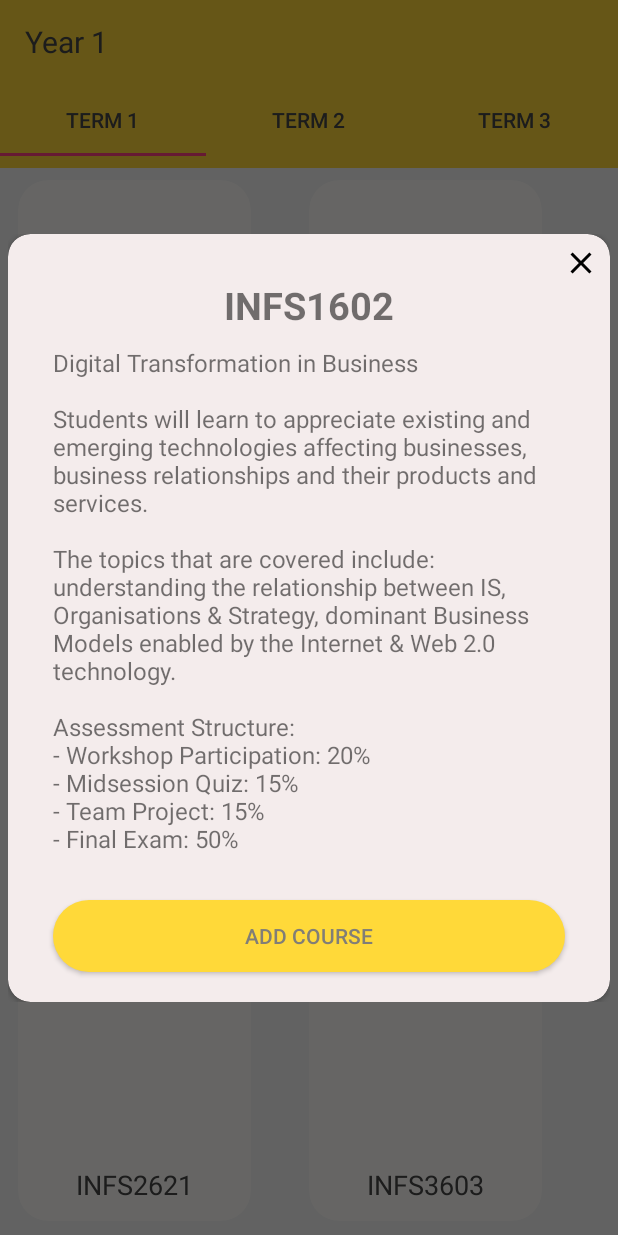
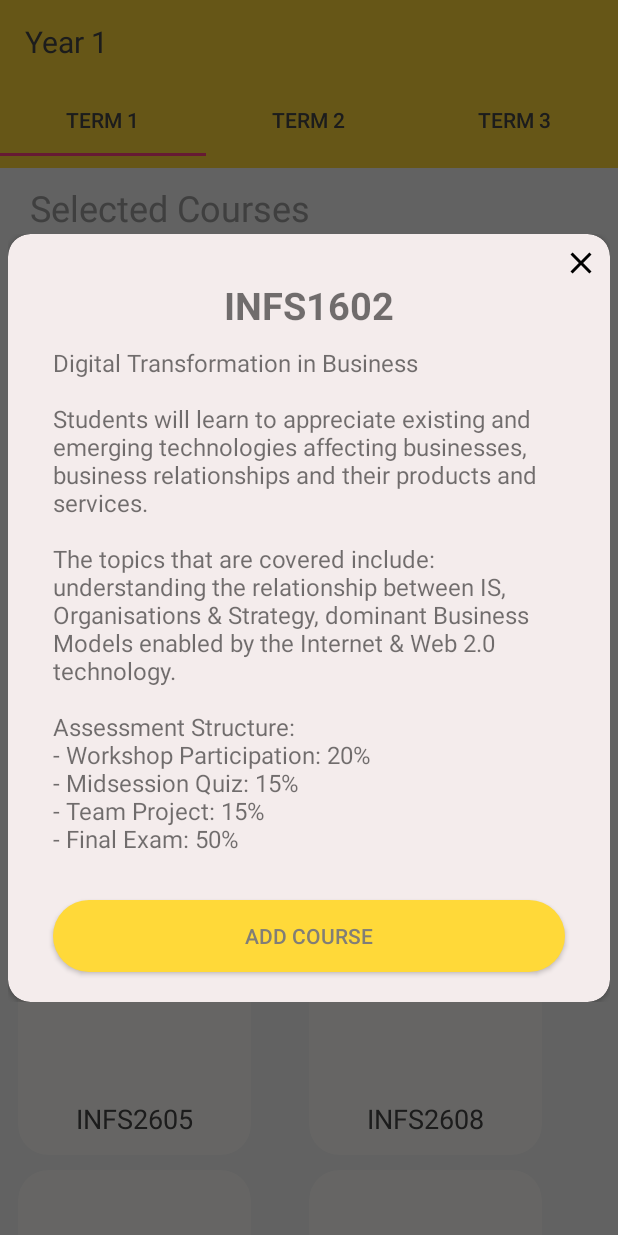
Before and after one commit to j-wsy/MyGamifiedDegree, an Android app: the CourseOverview screen opened directly, with no data from a screen before it, after a tap on "INFS1602", on a phone screen of 412 x 824 dp. Run offline under Robolectric (Android 15) with nearby library versions, the phone set to English and light mode, and no system bars.

Commit message:
including selected courses, capability to update database to reflect courses that have been selected in prior terms -Jade

```diff
--- a/app/src/main/java/com/example/juzza/mygamifieddegree/DbHelper.java
+++ b/app/src/main/java/com/example/juzza/mygamifieddegree/DbHelper.java
@@ -18,7 +18,7 @@ public class DbHelper extends SQLiteOpenHelper {
     private Context mContext;
 
     //DB version, table and database name
-    private static final int DB_VERSION = 7;
+    private static final int DB_VERSION = 3;
     private static final String DB_NAME = "CoursesDb";
     private static final String DB_TABLE = "Courses";
 
@@ -133,7 +133,7 @@ public class DbHelper extends SQLiteOpenHelper {
         List <Course> courseList = new ArrayList<Course>();
 
         dbase = this.getReadableDatabase();
-        String selectQuery = "SELECT * FROM "+DB_TABLE+" WHERE type = 'Core'";
+        String selectQuery = "SELECT * FROM "+DB_TABLE+" WHERE type = 'Core' AND completed = 0";
         Cursor cursor = dbase.rawQuery(selectQuery,null);
         rowCount = cursor.getCount();
 
@@ -160,7 +160,7 @@ public class DbHelper extends SQLiteOpenHelper {
         List <Course> courseList = new ArrayList<Course>();
 
         dbase = this.getReadableDatabase();
-        String selectQuery = "SELECT * FROM "+DB_TABLE+" WHERE faculty = 'Arts' AND type ='General Education'";
+        String selectQuery = "SELECT * FROM "+DB_TABLE+" WHERE faculty = 'Arts' AND type ='General Education' AND completed = 0";
         Cursor cursor = dbase.rawQuery(selectQuery,null);
         rowCount = cursor.getCount();
 
@@ -188,7 +188,7 @@ public class DbHelper extends SQLiteOpenHelper {
         List <Course> courseList = new ArrayList<Course>();
 
         dbase = this.getReadableDatabase();
-        String selectQuery = "SELECT * FROM "+DB_TABLE+" WHERE faculty = 'Science' AND type ='General Education'";
+        String selectQuery = "SELECT * FROM "+DB_TABLE+" WHERE faculty = 'Science' AND type ='General Education' AND completed =0";
         Cursor cursor = dbase.rawQuery(selectQuery,null);
         rowCount = cursor.getCount();
 
@@ -216,7 +216,7 @@ public class DbHelper extends SQLiteOpenHelper {
         List <Course> courseList = new ArrayList<Course>();
 
         dbase = this.getReadableDatabase();
-        String selectQuery = "SELECT * FROM "+DB_TABLE+" WHERE type = 'Elective'";
+        String selectQuery = "SELECT * FROM "+DB_TABLE+" WHERE type = 'Elective' AND completed = 0";
         Cursor cursor = dbase.rawQuery(selectQuery,null);
         rowCount = cursor.getCount();
 
@@ -240,6 +240,49 @@ public class DbHelper extends SQLiteOpenHelper {
         return courseList;
     }
 
+    public void updateIsCompleted(String course){
+        SQLiteDatabase db = this.getWritableDatabase();
+        String query = "UPDATE " + DB_TABLE + " SET " + IsCompleted +
+                " = '" + 1 + "' WHERE " + CourseTitle + " = '" + course + "'";
+        db.execSQL(query);
+    }
+
+    public void updateTerm(String course, String termSelected){
+        SQLiteDatabase db = this.getWritableDatabase();
+        String query = "UPDATE " + DB_TABLE + " SET " + term +
+                " = '" + termSelected + "' WHERE " + CourseTitle + " = '" + course + "'";
+        db.execSQL(query);
+    }
+
+    public List <Course> getAllT1Courses(){
+        List <Course> courseList = new ArrayList<Course>();
+
+        dbase = this.getReadableDatabase();
+        String selectQuery = "SELECT * FROM "+DB_TABLE+" WHERE term = 'T1' AND completed = 1";
+        Cursor cursor = dbase.rawQuery(selectQuery,null);
+        rowCount = cursor.getCount();
+
+        if(cursor.moveToFirst()){
+            do{
+                Course c = new Course();
+                c.setCourseTitle(cursor.getString(0));
+                c.setCourseFaculty(cursor.getString(1));
+                c.setCourseDescription(cursor.getString(2));
+                c.setAssessmentStructure(cursor.getString(3));
+                c.setCourseType(cursor.getString(4));
+                c.setIsEnabled(cursor.getInt(5));
+                c.setIsCompleted(cursor.getInt(6));
+                c.setCourseError(cursor.getString(7));
+                c.setTerm(cursor.getString(8));
+                courseList.add(c);
+
+
+            }while (cursor.moveToNext());
+        }
+        return courseList;
+    }
+
+
     @Override
     public void onUpgrade(SQLiteDatabase db, int oldVersion, int newVersion) {
         db.execSQL("DROP TABLE IF EXISTS "+DB_TABLE);
--- a/app/src/main/java/com/example/juzza/mygamifieddegree/RecyclerViewAdapter.java
+++ b/app/src/main/java/com/example/juzza/mygamifieddegree/RecyclerViewAdapter.java
@@ -26,6 +26,7 @@ public class RecyclerViewAdapter extends RecyclerView.Adapter<RecyclerViewAdapte
     private List<Course> courseList;
     Dialog dialog;
     Toast toast;
+    DbHelper dbHelper;
 
     public RecyclerViewAdapter(Context mContext, List<Course> mData) {
         this.mContext = mContext;
@@ -44,8 +45,7 @@ public class RecyclerViewAdapter extends RecyclerView.Adapter<RecyclerViewAdapte
 
     @Override
     public void onBindViewHolder(@NonNull MyViewHolder holder, final int position) {
-        //Intent intent = ((CourseOverview) mContext).getIntent();
-        //final String tabNumber = intent.getStringExtra("Tab Number");
+        dbHelper = new DbHelper(mContext);
         Course course = courseList.get(position);
         holder.courseTitle.setText(course.getCourseTitle());
         holder.cardview.setOnClickListener(new View.OnClickListener() {
@@ -56,25 +56,34 @@ public class RecyclerViewAdapter extends RecyclerView.Adapter<RecyclerViewAdapte
                     dialog = new Dialog(mContext);
                     dialog.setContentView(R.layout.activity_course_information);
                     ImageView closeButton = (ImageView) dialog.findViewById(R.id.closeButton);
-                    TextView courseTitle = (TextView) dialog.findViewById(R.id.courseTitle);
+                    final TextView courseTitle = (TextView) dialog.findViewById(R.id.courseTitle);
                     TextView courseDescription = (TextView) dialog.findViewById(R.id.courseDescription);
                     TextView assessmentStructure = (TextView) dialog.findViewById(R.id.assessmentStructure);
-                    courseTitle.setText(courseList.get(position).getCourseTitle());
+                    final String course = courseList.get(position).getCourseTitle();
+                    courseTitle.setText(course);
                     courseDescription.setText(courseList.get(position).getCourseDescription());
                     assessmentStructure.setText(courseList.get(position).getAssessmentStructure());
                     dialog.getWindow().setBackgroundDrawable(new ColorDrawable(Color.TRANSPARENT));
                     dialog.show();
                     Button addButton = (Button) dialog.findViewById(R.id.addButton);
-                    /*addButton.setOnClickListener(new View.OnClickListener() {
+                    addButton.setOnClickListener(new View.OnClickListener() {
                         @Override
                         public void onClick (View v) {
-                            if (tabNumber =="1"){
+                            int tabNumber = CourseOverview.getTabNumber();
+                            dbHelper.updateIsCompleted(course);
+                            if (tabNumber == 0){
+                                String termSelected = "T1";
+                                dbHelper.updateTerm(course,termSelected);
                                 toast.makeText(mContext,"The tab position is 1", Toast.LENGTH_SHORT).show();
-                            }else if (tabNumber =="2"){
+                            }else if (tabNumber == 1){
+                                String termSelected = "T2";
+                                dbHelper.updateTerm(course,termSelected);
                                 toast.makeText(mContext,"The tab position is 2", Toast.LENGTH_SHORT).show();
                             }
+
+                            dialog.dismiss();
                         }
-                    });*/
+                    });
 
                     closeButton.setOnClickListener(new View.OnClickListener() {
                         @Override
--- a/app/src/main/java/com/example/juzza/mygamifieddegree/Term1.java
+++ b/app/src/main/java/com/example/juzza/mygamifieddegree/Term1.java
@@ -1,4 +1,5 @@
 package com.example.juzza.mygamifieddegree;
+
 
 import android.content.Context;
 import android.net.Uri;
@@ -31,10 +32,12 @@ public class Term1 extends Fragment {
     RecyclerView recyclerView;
     RecyclerView recyclerView2;
     RecyclerView recyclerView3;
+    RecyclerView recyclerView4;
     RecyclerViewAdapter adapter;
     List<Course> courseList;
     List<Course> courseList2;
     List<Course> courseList3;
+    List<Course> courseList4;
 
 
 
@@ -106,6 +109,15 @@ public class Term1 extends Fragment {
         RecyclerViewAdapter adapter2 = new RecyclerViewAdapter(getActivity(),courseList2);
         recyclerView2.setAdapter(adapter2);
 
+        //Initialise fourth recyclerview
+        courseList4 = new ArrayList<>();
+        recyclerView4 = rootView.findViewById(R.id.recyclerView4);
+        recyclerView4.setHasFixedSize(true);
+        recyclerView4.setLayoutManager(new GridLayoutManager(getActivity(),2));
+        courseList4 = dbHelper.getAllT1Courses();
+        RecyclerViewAdapter adapter4 = new RecyclerViewAdapter(getActivity(),courseList4);
+        recyclerView4.setAdapter(adapter4);
+
         //Initialise spinner and third recyclerview
         Spinner spinner = (Spinner) rootView.findViewById(R.id.spinner);
         ArrayAdapter<String> spinnerAdapter = new ArrayAdapter<String>(getActivity(), android.R.layout.simple_expandable_list_item_1,
@@ -141,6 +153,7 @@ public class Term1 extends Fragment {
 
             }
         });
+
         return rootView;
 
     }
--- a/app/src/main/res/layout/fragment_term1.xml
+++ b/app/src/main/res/layout/fragment_term1.xml
@@ -14,6 +14,29 @@
         android:layout_marginLeft="12dp"
         android:layout_marginRight="12dp">
 
+        <!-- Selected Courses -->
+        <TextView
+            android:id="@+id/selectedView"
+            android:layout_width="wrap_content"
+            android:layout_height="30dp"
+            android:layout_marginStart="8dp"
+            android:layout_marginLeft="8dp"
+            android:layout_marginTop="10dp"
+            android:text="Selected Courses"
+            android:textColor="@color/lightGrey"
+            android:textSize="24sp"
+            app:layout_constraintStart_toStartOf="parent"
+            app:layout_constraintTop_toTopOf="parent" />
+
+        <android.support.v7.widget.RecyclerView
+            android:id="@+id/recyclerView4"
+            android:layout_width="match_parent"
+            android:layout_height="match_parent"
+            app:layout_constraintTop_toBottomOf="@id/selectedView"
+            android:layout_marginTop="20dp">
+
+        </android.support.v7.widget.RecyclerView>
+
         <!-- Course Courses -->
         <TextView
             android:id="@+id/coreView"
@@ -21,12 +44,12 @@
             android:layout_height="30dp"
             android:layout_marginStart="8dp"
             android:layout_marginLeft="8dp"
-            android:layout_marginTop="200dp"
+            android:layout_marginTop="30dp"
             android:text="Core Courses"
             android:textColor="@color/lightGrey"
             android:textSize="24sp"
             app:layout_constraintStart_toStartOf="parent"
-            app:layout_constraintTop_toTopOf="parent" />
+            app:layout_constraintTop_toBottomOf="@id/recyclerView4" />
 
         <android.support.v7.widget.RecyclerView
             android:id="@+id/recyclerView"
```
Also changed, not shown: app/src/main/java/com/example/juzza/mygamifieddegree/CourseOverview.java (+5 -11 lines).
